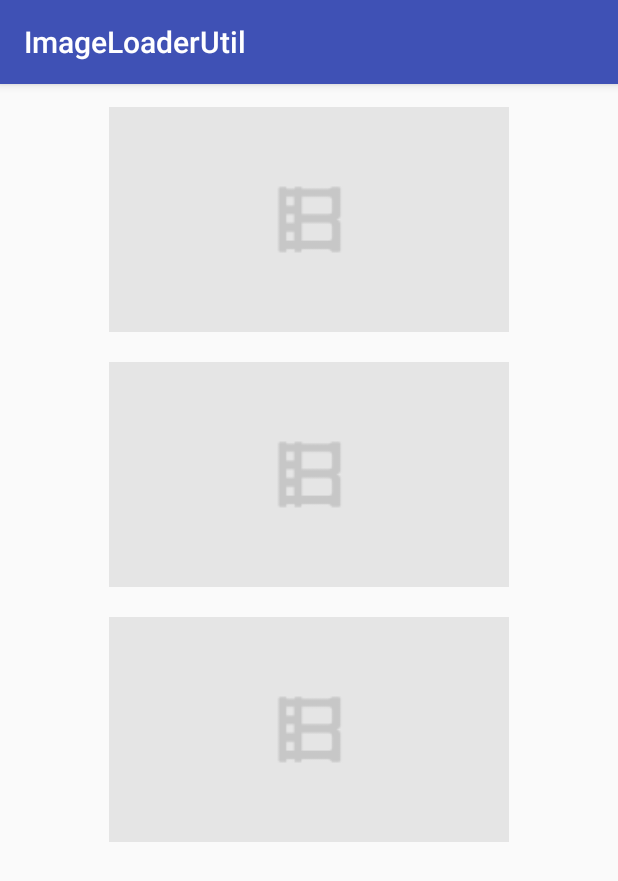
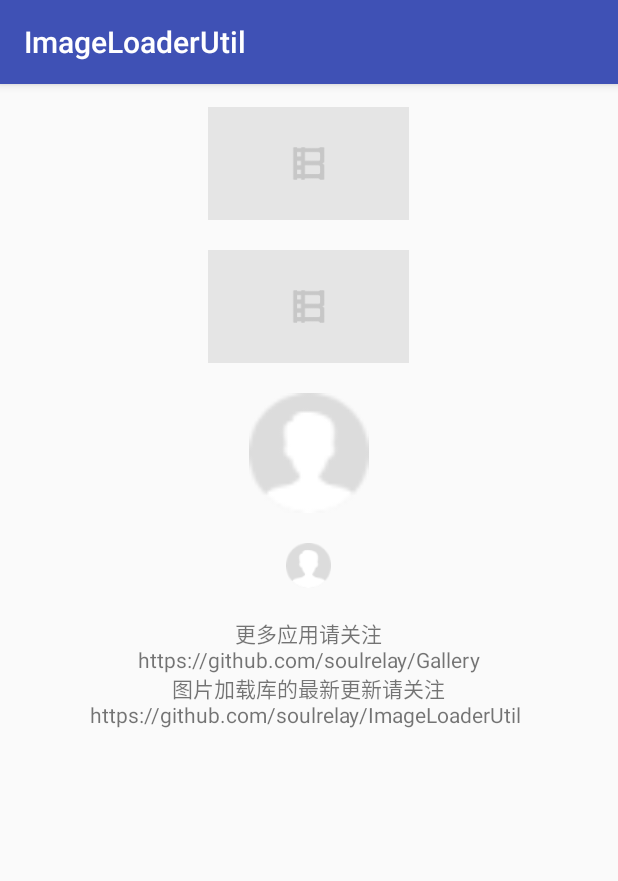
Before and after one commit to soulrelay/ImageLoaderUtil, an Android app: the screen it shows after launch (MainActivity), on a phone screen of 412 x 824 dp. Shown: the top 881 px of the screen. Run offline under Robolectric (Android 15) with nearby library versions, the phone set to English and light mode, and no system bars; our stand-ins replace ButterKnife, CircleImageView; pictures from the network do not load; 3 statements that could not run were skipped.

Commit message:
圆形图片加载优化

```diff
--- a/app/src/main/java/com/baofeng/soulrelay/MainActivity.java
+++ b/app/src/main/java/com/baofeng/soulrelay/MainActivity.java
@@ -4,6 +4,7 @@ import android.os.Bundle;
 import android.support.v7.app.AppCompatActivity;
 import android.widget.ImageView;
 
+import com.baofeng.soulrelay.utils.CommonUtils;
 import com.baofeng.soulrelay.utils.imageloader.ImageLoaderUtil;
 
 import butterknife.BindView;
@@ -19,8 +20,10 @@ public class MainActivity extends AppCompatActivity {
     ImageView ivNormal;
     @BindView(R.id.iv_gif)
     ImageView ivGif;
-    @BindView(R.id.iv_gif1)
-    ImageView ivGif1;
+    @BindView(R.id.iv_circle)
+    ImageView ivCircle;
+    @BindView(R.id.iv_circle1)
+    ImageView ivCircle1;
 
     @Override
     protected void onCreate(Bundle savedInstanceState) {
@@ -33,8 +36,10 @@ public class MainActivity extends AppCompatActivity {
     private void initView() {
         ImageLoaderUtil.getInstance().loadImage("http://image.sports.baofeng.com/25a3dbb0c99c5e48e52e60941ed230be", R.drawable.bg_default_video_common_small, ivNormal);
         ImageLoaderUtil.getInstance().loadImage("http://image.sports.baofeng.com/19ce5d6ac3b4fff255196f200b1d3079", R.drawable.bg_default_video_common_small, ivGif);
-        ImageLoaderUtil.getInstance().loadGifImage("http://image.sports.baofeng.com/19ce5d6ac3b4fff255196f200b1d3079", R.drawable.bg_default_video_common_small, ivGif1);
-
+        ImageLoaderUtil.getInstance().loadCircleBorderImage("http://image.sports.baofeng.com/25a3dbb0c99c5e48e52e60941ed230be", R.drawable.avata_default,
+                ivCircle, 2, this.getResources().getColor(R.color.de0b02), CommonUtils.dip2px(this,38),CommonUtils.dip2px(this,38));
+        ImageLoaderUtil.getInstance().loadCircleImage("http://image.sports.baofeng.com/25a3dbb0c99c5e48e52e60941ed230be", R.drawable.avata_default,
+                ivCircle1);
     }
 
 }
--- a/app/src/main/java/com/baofeng/soulrelay/utils/CommonUtils.java
+++ b/app/src/main/java/com/baofeng/soulrelay/utils/CommonUtils.java
@@ -1,6 +1,7 @@
 
 package com.baofeng.soulrelay.utils;
 
+import android.content.Context;
 import android.graphics.BitmapFactory;
 import android.os.Environment;
 import android.text.TextUtils;
@@ -94,5 +95,16 @@ public class CommonUtils {
         return false;
     }
 
+    /**
+     * 根据手机的分辨率从 dp 的单位 转成为 px(像素)
+     */
+    public static int dip2px(Context context, float dpValue) {
+        if (context == null) {
+            return 0;
+        }
+        final float scale = context.getResources().getDisplayMetrics().density;
+        return (int) (dpValue * scale + 0.5f);
+    }
+
 
 }
--- a/app/src/main/java/com/baofeng/soulrelay/utils/imageloader/BaseImageLoaderStrategy.java
+++ b/app/src/main/java/com/baofeng/soulrelay/utils/imageloader/BaseImageLoaderStrategy.java
@@ -27,7 +27,9 @@ public interface BaseImageLoaderStrategy {
 
     void loadCircleImage(String url, int placeholder, ImageView imageView);
 
-    void loadCircleBorderImage(String url, int placeholder, ImageView imageView, int borderWidth, int borderColor);
+    void loadCircleBorderImage(String url, int placeholder, ImageView imageView,float borderWidth, int borderColor);
+
+    void loadCircleBorderImage(String url, int placeholder, ImageView imageView,float borderWidth, int borderColor, int heightPx, int widthPx);
 
     void loadGifImage(String url, int placeholder, ImageView imageView);
 
--- a/app/src/main/java/com/baofeng/soulrelay/utils/imageloader/ImageLoaderUtil.java
+++ b/app/src/main/java/com/baofeng/soulrelay/utils/imageloader/ImageLoaderUtil.java
@@ -63,8 +63,12 @@ public class ImageLoaderUtil {
         mStrategy.loadCircleImage(url,placeholder,imageView);
     }
 
-    public void loadCircleBorderImage(String url, int placeholder, ImageView imageView, int borderWidth, int borderColor) {
+    public void loadCircleBorderImage(String url, int placeholder, ImageView imageView, float borderWidth, int borderColor) {
         mStrategy.loadCircleBorderImage(url, placeholder, imageView, borderWidth, borderColor);
+    }
+
+    public void loadCircleBorderImage(String url, int placeholder, ImageView imageView, float borderWidth, int borderColor, int heightPX,int widthPX) {
+        mStrategy.loadCircleBorderImage(url, placeholder, imageView, borderWidth, borderColor, heightPX,widthPX);
     }
 
     public void loadImage(String url, ImageView imageView) {
--- a/app/src/main/res/layout/activity_main.xml
+++ b/app/src/main/res/layout/activity_main.xml
@@ -8,27 +8,49 @@
 
     <ImageView
         android:id="@+id/iv_normal"
-        android:layout_width="300dp"
-        android:layout_height="150dp"
+        android:layout_width="150dp"
+        android:layout_height="75dp"
         android:layout_centerHorizontal="true"
         android:layout_marginTop="15dp"
         android:src="@drawable/bg_default_video_common_small" />
 
     <ImageView
         android:id="@+id/iv_gif"
-        android:layout_width="300dp"
-        android:layout_height="150dp"
+        android:layout_width="150dp"
+        android:layout_height="75dp"
         android:layout_below="@+id/iv_normal"
         android:layout_centerHorizontal="true"
         android:layout_marginTop="20dp"
         android:src="@drawable/bg_default_video_common_small" />
 
     <ImageView
-        android:id="@+id/iv_gif1"
-        android:layout_width="300dp"
-        android:layout_height="150dp"
+        android:id="@+id/iv_circle"
+        android:layout_width="80dp"
+        android:layout_height="80dp"
         android:layout_below="@+id/iv_gif"
         android:layout_centerHorizontal="true"
         android:layout_marginTop="20dp"
-        android:src="@drawable/bg_default_video_common_small" />
+        android:src="@drawable/avata_default"
+        />
+    <ImageView
+        android:id="@+id/iv_circle1"
+        android:layout_width="30dp"
+        android:layout_height="30dp"
+        android:layout_below="@+id/iv_circle"
+        android:layout_centerHorizontal="true"
+        android:layout_marginTop="20dp"
+        android:src="@drawable/avata_default"
+        />
+
+    <TextView
+        android:id="@+id/tv_more"
+        android:layout_width="wrap_content"
+        android:layout_height="wrap_content"
+        android:layout_below="@+id/iv_circle1"
+        android:layout_centerHorizontal="true"
+        android:layout_marginTop="20dp"
+        android:gravity="center"
+        android:text="更多应用请关注\nhttps://github.com/soulrelay/Gallery\n图片加载库的最新更新请关注\nhttps://github.com/soulrelay/ImageLoaderUtil
+"
+        />
 </RelativeLayout>
--- a/app/src/main/res/values/colors.xml
+++ b/app/src/main/res/values/colors.xml
@@ -3,4 +3,5 @@
     <color name="colorPrimary">#3F51B5</color>
     <color name="colorPrimaryDark">#303F9F</color>
     <color name="colorAccent">#FF4081</color>
+    <color name="de0b02">#de0b02</color>
 </resources>
--- a/build.gradle
+++ b/build.gradle
@@ -5,7 +5,7 @@ buildscript {
         jcenter()
     }
     dependencies {
-        classpath 'com.android.tools.build:gradle:2.2.2'
+        classpath 'com.android.tools.build:gradle:2.3.0'
 
         // NOTE: Do not place your application dependencies here; they belong
         // in the individual module build.gradle files
```
Also changed, not shown: app/src/main/java/com/baofeng/soulrelay/utils/imageloader/GlideImageLoaderStrategy.java (+12 -4 lines), app/src/main/java/com/baofeng/soulrelay/utils/imageloader/transformation/GlideCircleTransform.java (+96 -3 lines), app/src/main/res/drawable-xhdpi/avata_default.png (added), gradle/wrapper/gradle-wrapper.properties.
